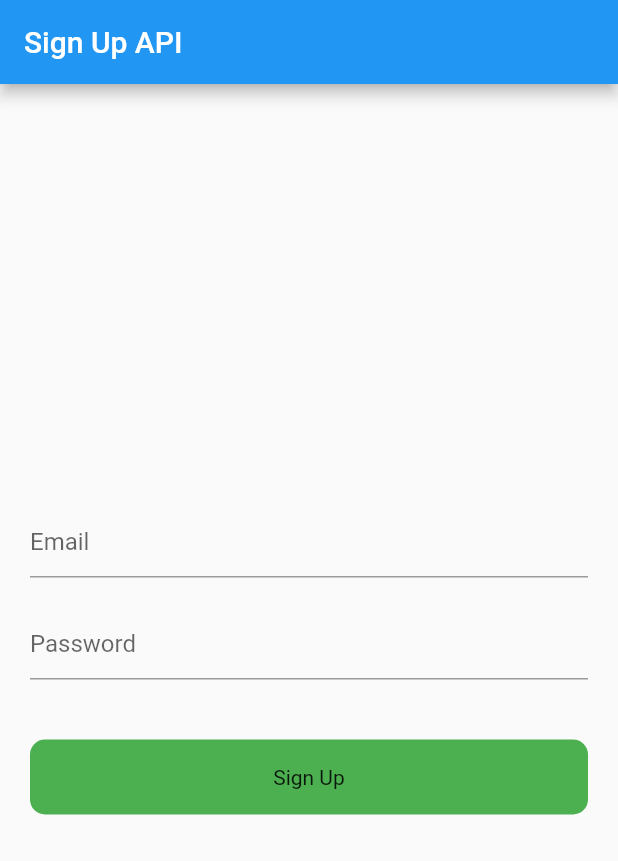
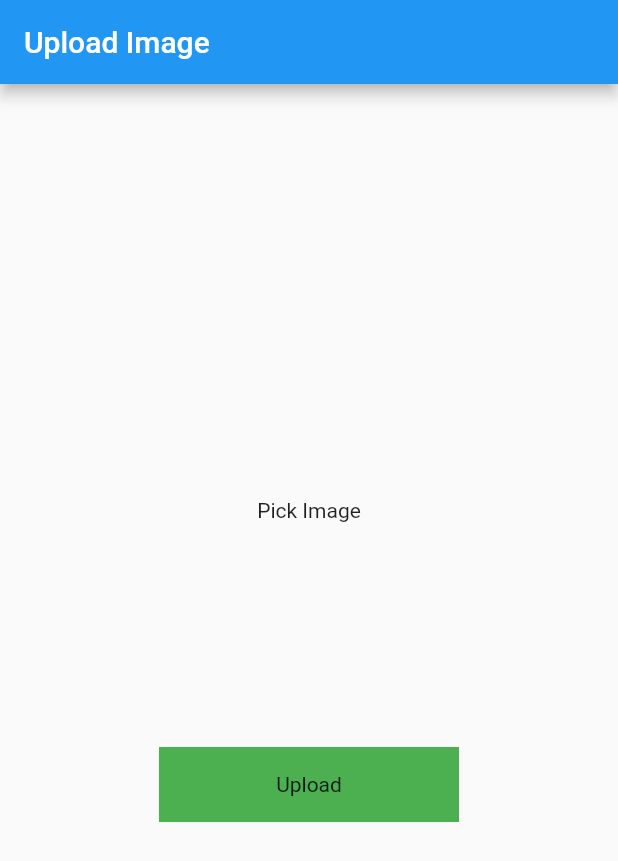
Before and after one commit to Nitinjiwnani/flutter_restapi, a Flutter app: the screen it shows after launch, on a phone screen of 412 x 824 dp. Shown: the top 861 px of the screen. Run offline on Flutter 3.47's test engine with Material 2 defaults, Android fonts, the phone set to English and light mode, and no system bars; drawn by our look-alikes of modal_progress_hud_nsn; our stand-ins replace image_picker.

Commit message:
Part 14 done

```diff
--- a/lib/main.dart
+++ b/lib/main.dart
@@ -4,6 +4,7 @@ import 'package:flutter_restapi/example_four.dart';
 import 'package:flutter_restapi/example_three.dart';
 import 'package:flutter_restapi/example_two.dart';
 import 'package:flutter_restapi/signup.dart';
+import 'package:flutter_restapi/upload_image.dart';
 
 import 'home_screen.dart';
 
@@ -21,7 +22,7 @@ class MyApp extends StatelessWidget {
       theme: ThemeData(
         primarySwatch: Colors.blue,
       ),
-      home: const SignUpScreen(),
+      home: const UploadImageScreen(),
     );
   }
 }
--- /dev/null
+++ b/lib/upload_image.dart
@@ -0,0 +1,122 @@
+import 'dart:convert';
+import 'dart:io';
+import 'package:http/http.dart' as http;
+
+import 'package:flutter/material.dart';
+import 'package:flutter/src/widgets/container.dart';
+import 'package:flutter/src/widgets/framework.dart';
+import 'package:image_picker/image_picker.dart';
+import 'package:modal_progress_hud_nsn/modal_progress_hud_nsn.dart';
+
+class UploadImageScreen extends StatefulWidget {
+  const UploadImageScreen({super.key});
+
+  @override
+  State<UploadImageScreen> createState() => _UploadImageScreenState();
+}
+
+class _UploadImageScreenState extends State<UploadImageScreen> {
+  File? image;
+  final _picker = ImagePicker();
+  bool showSPinner = false;
+
+  Future getImage() async {
+    final pickedFile =
+        await _picker.pickImage(source: ImageSource.gallery, imageQuality: 80);
+
+    if (pickedFile != null) {
+      image = File(pickedFile.path);
+      setState(() {});
+    } else {
+      print('no image');
+    }
+  }
+
+  Future<void> uploadImage() async {
+    setState(() {
+      showSPinner = true;
+    });
+    var stream = new http.ByteStream(image!.openRead());
+    stream.cast();
+
+    var length = await image!.length();
+
+    var uri = Uri.parse('https://fakestoreapi.com/products');
+
+    var request = new http.MultipartRequest('POST', uri);
+
+    request.fields['title'] = "Static title";
+
+    var multiport = new http.MultipartFile('image', stream, length);
+
+    request.files.add(multiport);
+
+    var response = await request.send();
+
+    print(response.stream.toString());
+
+    if (response.statusCode == 200) {
+      setState(() {
+        showSPinner = false;
+      });
+      print('image uploaded');
+    } else {
+      print('failed');
+      setState(() {
+        showSPinner = false;
+      });
+    }
+  }
+
+  @override
+  Widget build(BuildContext context) {
+    return ModalProgressHUD(
+      inAsyncCall: showSPinner,
+      child: Scaffold(
+        appBar: AppBar(
+          title: Text('Upload Image'),
+        ),
+        body: Column(
+          mainAxisAlignment: MainAxisAlignment.center,
+          crossAxisAlignment: CrossAxisAlignment.center,
+          children: [
+            GestureDetector(
+              onTap: () {
+                getImage();
+              },
+              child: Container(
+                  child: image == null
+                      ? Center(
+                          child: Text('Pick Image'),
+                        )
+                      : Container(
+                          child: Center(
+                            child: Image.file(
+                              File(image!.path).absolute,
+                              height: 100,
+                              width: 100,
+                              fit: BoxFit.cover,
+                            ),
+                          ),
+                        )),
+            ),
+            SizedBox(
+              height: 150,
+            ),
+            GestureDetector(
+              onTap: () {
+                uploadImage();
+              },
+              child: Container(
+                height: 50,
+                width: 200,
+                color: Colors.green,
+                child: Center(child: Text('Upload')),
+              ),
+            )
+          ],
+        ),
+      ),
+    );
+  }
+}
--- a/pubspec.yaml
+++ b/pubspec.yaml
@@ -38,6 +38,8 @@ dependencies:
   cupertino_icons: ^1.0.2
   http: ^0.13.5
   modal_progress_hud_nsn: ^0.3.0
+  image_picker: ^0.8.5+3
+
 
 
 dev_dependencies:
```
Also changed, not shown: pubspec.lock, 1 other file.
